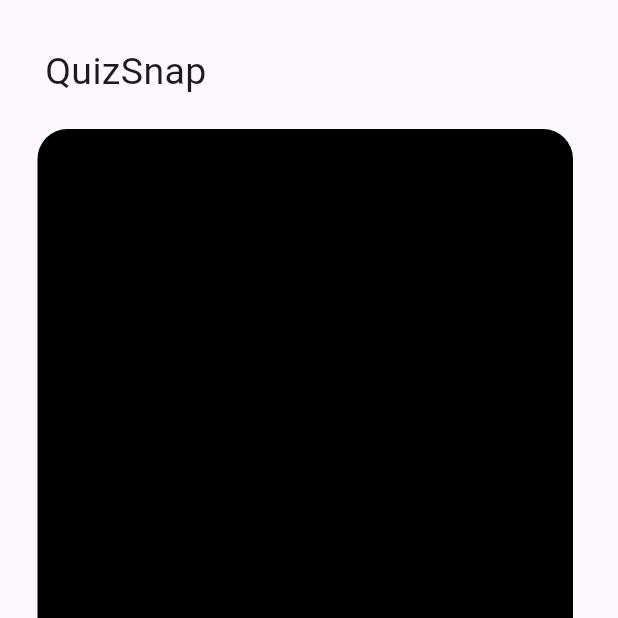
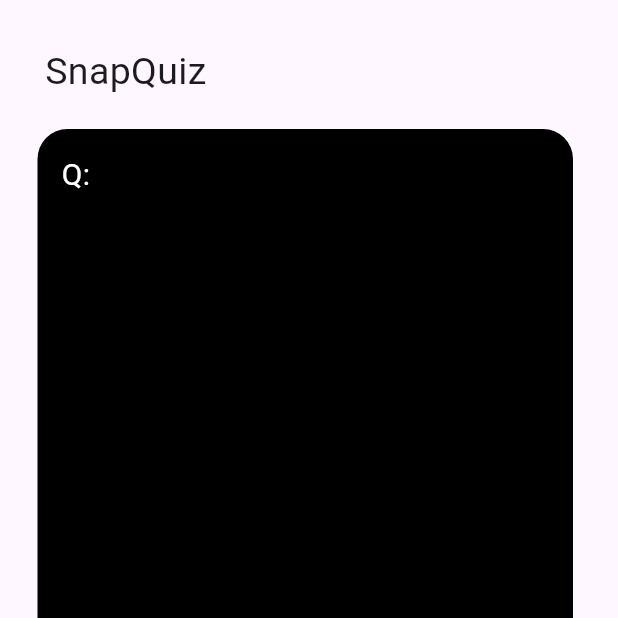
Before and after one commit to zdravkostanin1/quiz_snap, a Flutter app: the screen it shows after launch, on a phone screen of 412 x 824 dp, the top half of it. Run offline on Flutter 3.47's test engine with Material 3 defaults, Android fonts, the phone set to English and light mode, and no system bars.

Commit message:
Starting to modify the QuizCard.

```diff
--- a/lib/main.dart
+++ b/lib/main.dart
@@ -31,11 +31,14 @@ class QuizScreen extends StatelessWidget {
               Padding(
                 padding: EdgeInsets.all(5.0),
                 child: Text(
-                  "QuizSnap",
-                  style: TextStyle(fontSize: 25, fontWeight: FontWeight.normal),
+                  "SnapQuiz",
+                  style: TextStyle(
+                    fontSize: 25.0,
+                    fontWeight: FontWeight.normal,
+                  ),
                 ),
               ),
-              SizedBox(height: 15),
+              SizedBox(height: 15.0),
               QuizCard(),
             ],
           ),
@@ -51,7 +54,7 @@ class QuizCard extends StatelessWidget {
   @override
   Widget build(BuildContext context) {
     return Padding(
-      padding: const EdgeInsets.only(top: 0.0, left: 0, right: 30),
+      padding: const EdgeInsets.only(top: 0.0, left: 0, right: 30.0),
       child: Container(
         width: double.infinity,
         height: 350,
@@ -59,6 +62,15 @@ class QuizCard extends StatelessWidget {
           color: Colors.black,
           borderRadius: BorderRadius.circular(20),
         ),
+        child: Padding(
+          padding: const EdgeInsets.all(16.0),
+          child: Column(
+            crossAxisAlignment: CrossAxisAlignment.start,
+            children: [
+              Text("Q:", style: TextStyle(color: Colors.white, fontSize: 20.0)),
+            ],
+          ),
+        ),
       ),
     );
   }
```
